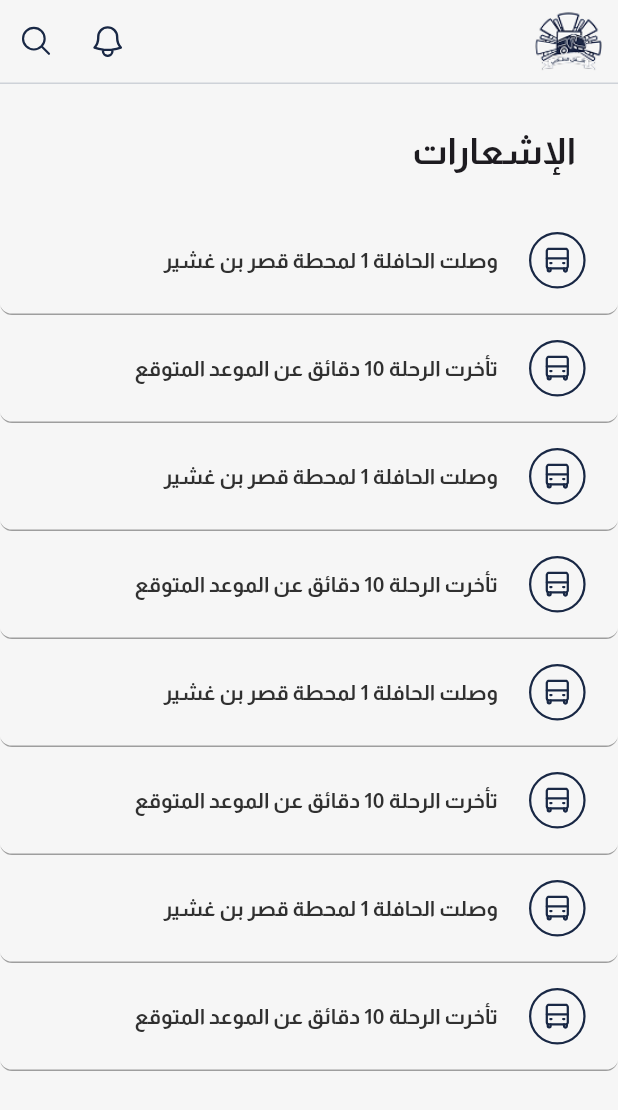
After one commit to Tyler34Durden/Uot-Transport-Flutter, a Flutter app: the Notifications screen opened directly, after a tap on an icon or button, on a phone screen of 412 x 824 dp. The commit adds this screen. Shown: the top 1110 px of the screen. Run offline on Flutter 3.47's test engine with Material 3 defaults, Android fonts, the light colour scheme and no system bars; our stand-ins replace carousel_slider, dio, flutter_svg, google_maps_flutter; missing offline and left inert: mobile_scanner.

Commit message:
Notifications Screen
Notifications screen / NotificationsWidget

```diff
--- /dev/null
+++ b/lib/core/core_widgets/notifications_widget.dart
@@ -0,0 +1,85 @@
+// // import 'package:flutter/material.dart';
+// // import 'package:flutter_svg/svg.dart';
+// // import 'package:uot_transport/auth_feature/view/widgets/app_text.dart';
+// // import 'package:uot_transport/core/app_colors.dart';
+
+// // class NotificationsWidget extends StatelessWidget {
+// //   const NotificationsWidget({super.key});
+
+// //   @override
+// //   Widget build(BuildContext context) {
+// //     return Directionality(
+// //       textDirection: TextDirection.rtl,
+// //       child: Container(
+// //         decoration: BoxDecoration(
+// //           border: const Border(bottom: BorderSide(color: Colors.grey)),
+// //           borderRadius: BorderRadius.circular(8),
+// //         ),
+// //         padding: const EdgeInsets.all(8),
+// //         child: Row(
+// //           crossAxisAlignment: CrossAxisAlignment.start,
+// //           children: [
+// //             const SizedBox(width: 5),
+// //             SvgPicture.asset('assets/icons/bus.svg'),
+// //             const SizedBox(width: 20),
+// //             const Expanded(
+// //               child: AppText(
+// //                 lbl: 'وصلت الحافلة 1 لمحطة قصر بن غشير',
+// //                 style: TextStyle(
+// //                   fontSize: 14,
+// //                   fontWeight: FontWeight.bold,
+// //                   color: AppColors.textColor,
+// //                 ),
+// //               ),
+// //             ),
+// //           ],
+// //         ),
+// //       ),
+// //     );
+// //   }
+// // }
+
+import 'package:flutter/material.dart';
+import 'package:flutter_svg/svg.dart';
+import 'package:uot_transport/auth_feature/view/widgets/app_text.dart';
+import 'package:uot_transport/core/app_colors.dart';
+
+class NotificationsWidget extends StatelessWidget {
+  final String notificationText;
+
+  const NotificationsWidget({
+    super.key,
+    required this.notificationText,
+  });
+
+  @override
+  Widget build(BuildContext context) {
+    return Directionality(
+      textDirection: TextDirection.rtl,
+      child: Container(
+        decoration: BoxDecoration(
+          border: const Border(bottom: BorderSide(color: Colors.grey)),
+          borderRadius: BorderRadius.circular(8),
+        ),
+        padding: const EdgeInsets.all(16),
+        child: Row(
+          children: [
+            const SizedBox(width: 5),
+            SvgPicture.asset('assets/icons/bus.svg'),
+            const SizedBox(width: 20),
+            Expanded(
+              child: AppText(
+                lbl: notificationText,
+                style: const TextStyle(
+                  fontSize: 14,
+                  fontWeight: FontWeight.bold,
+                  color: AppColors.textColor,
+                ),
+              ),
+            ),
+          ],
+        ),
+      ),
+    );
+  }
+}
--- a/lib/core/core_widgets/uot_appbar.dart
+++ b/lib/core/core_widgets/uot_appbar.dart
@@ -2,6 +2,7 @@ import 'package:flutter/material.dart';
 import 'package:flutter_svg/flutter_svg.dart';
 import 'package:uot_transport/core/app_colors.dart';
 import 'package:uot_transport/core/app_icons.dart';
+import 'package:uot_transport/core/notifications_screen.dart';
 
 class UotAppbar extends StatelessWidget implements PreferredSizeWidget {
   const UotAppbar({super.key});
@@ -12,18 +13,27 @@ import 'package:flutter/material.dart';
       textDirection: TextDirection.rtl,
       child: AppBar(
         leading: Padding(
-                    padding: const EdgeInsets.only(right: 10), // Adjust the padding value as needed
+          padding: const EdgeInsets.only(
+              right: 10), // Adjust the padding value as needed
           child: Image.asset(AppIcons.logoPath, width: 80, height: 80),
         ),
         backgroundColor: AppColors.backgroundColor,
         elevation: 0,
         actions: [
           IconButton(
-                      icon: SvgPicture.asset(AppIcons.outline_NotificationsAppPath, width: 20, height: 22, color: AppColors.primaryColor),
-                      onPressed: () {},
+            icon: SvgPicture.asset(AppIcons.outline_NotificationsAppPath,
+                width: 20, height: 22, color: AppColors.primaryColor),
+            onPressed: () {
+              Navigator.push(
+                context,
+                MaterialPageRoute(
+                    builder: (context) => const Notifications()),
+              );
+            },
           ),
           IconButton(
-                      icon: SvgPicture.asset(AppIcons.outline_SearchAppPath, width: 24, height: 24, color: AppColors.primaryColor),
+            icon: SvgPicture.asset(AppIcons.outline_SearchAppPath,
+                width: 24, height: 24, color: AppColors.primaryColor),
             onPressed: () {},
           ),
         ],
--- /dev/null
+++ b/lib/core/notifications_screen.dart
@@ -0,0 +1,64 @@
+import 'package:flutter/material.dart';
+import 'package:uot_transport/auth_feature/view/widgets/app_text.dart';
+import 'package:uot_transport/core/app_colors.dart';
+import 'package:uot_transport/core/core_widgets/notifications_widget.dart';
+import 'package:uot_transport/core/core_widgets/uot_appbar.dart';
+
+class Notifications extends StatelessWidget {
+  const Notifications({super.key});
+
+  @override
+  Widget build(BuildContext context) {
+    return const Directionality(
+      textDirection: TextDirection.rtl,
+      child: Scaffold(
+        appBar: UotAppbar(),
+        backgroundColor: AppColors.backgroundColor,
+        body: Column(
+          children: [
+            Padding(
+              padding: EdgeInsets.only(top: 28, right: 28),
+              child: Row(
+                mainAxisAlignment: MainAxisAlignment.spaceBetween,
+                children: [
+                  AppText(
+                    lbl: 'الإشعارات',
+                    style: TextStyle(
+                      fontSize: 24,
+                      fontWeight: FontWeight.bold,
+                    ),
+                  ),
+                ],
+              ),
+            ),
+            SizedBox(height: 20),
+            NotificationsWidget(
+              notificationText: 'وصلت الحافلة 1 لمحطة قصر بن غشير',
+            ),
+            NotificationsWidget(
+              notificationText: 'تأخرت الرحلة 10 دقائق عن الموعد المتوقع',
+            ),
+            NotificationsWidget(
+              notificationText: 'وصلت الحافلة 1 لمحطة قصر بن غشير',
+            ),
+            NotificationsWidget(
+              notificationText: 'تأخرت الرحلة 10 دقائق عن الموعد المتوقع',
+            ),
+            NotificationsWidget(
+              notificationText: 'وصلت الحافلة 1 لمحطة قصر بن غشير',
+            ),
+            NotificationsWidget(
+              notificationText: 'تأخرت الرحلة 10 دقائق عن الموعد المتوقع',
+            ),
+            NotificationsWidget(
+              notificationText: 'وصلت الحافلة 1 لمحطة قصر بن غشير',
+            ),
+            NotificationsWidget(
+              notificationText: 'تأخرت الرحلة 10 دقائق عن الموعد المتوقع',
+            ),
+          ],
+        ),
+      ),
+    );
+  }
+}
```
Lines whose indentation alone changed are shown as unchanged.
